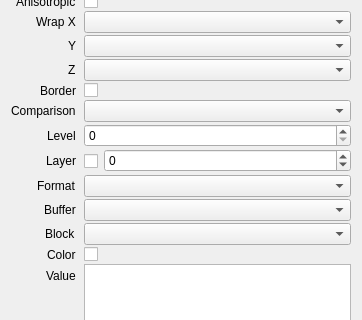
houmain/gpupad, file src/session/BindingProperties.ui: the form before one commit; both pictures show x 0 to 362 and y 137 to 457 of the 362 by 602 pixel window.
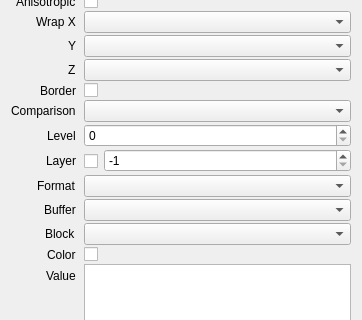
The form after the commit. Custom widgets are drawn as their Qt base class.

The edit to the form file:
```diff
--- a/src/session/BindingProperties.ui
+++ b/src/session/BindingProperties.ui
@@ -204,6 +204,9 @@
           <property name="minimum">
            <number>-1</number>
           </property>
+          <property name="value">
+           <number>-1</number>
+          </property>
          </widget>
         </item>
        </layout>
```
